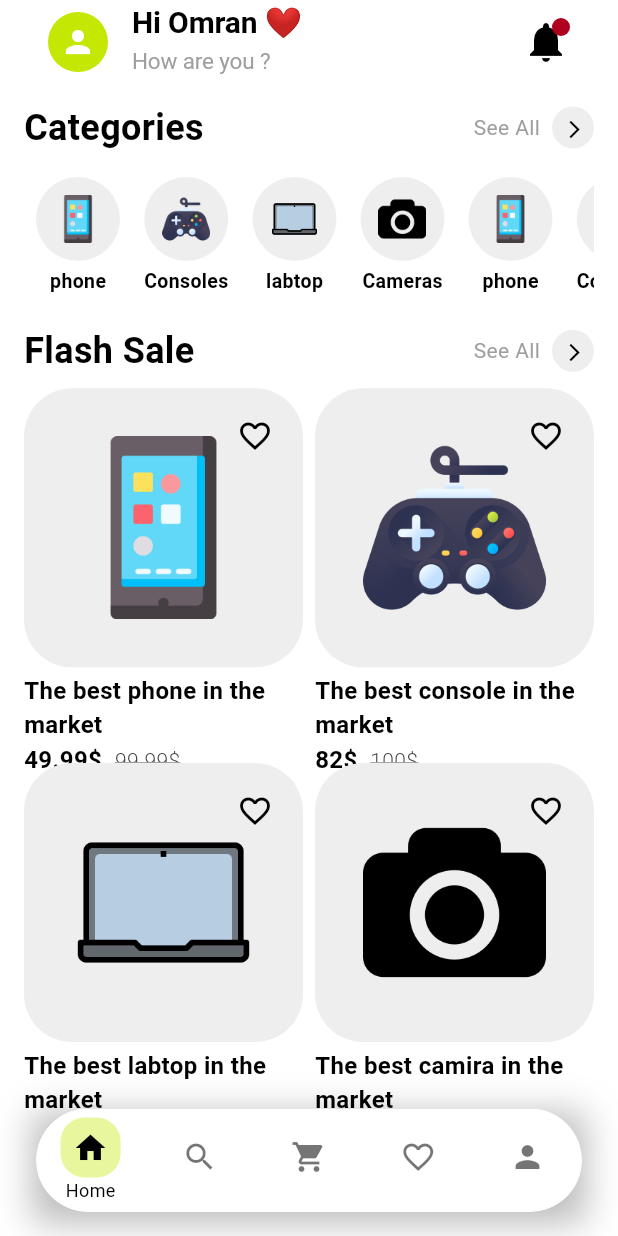
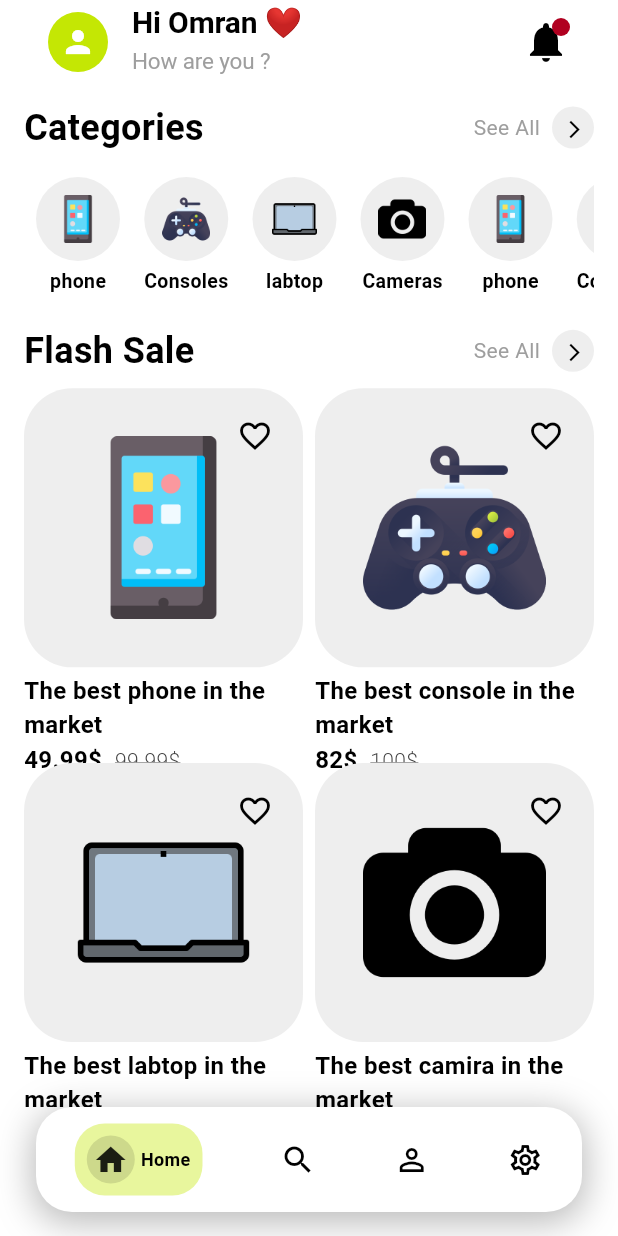
Before and after one commit to AhmedOmran22/hanka4a, a Flutter app: the screen it shows after launch, on a phone screen of 412 x 824 dp. Run offline on Flutter 3.47's test engine with Material 3 defaults, Android fonts, the phone set to English and light mode, and no system bars; our stand-ins replace persistent_bottom_nav_bar.

Commit message:
make a custom bottom navigation bar without built in widgets

```diff
--- /dev/null
+++ b/lib/models/navigation_bar_item_model.dart
@@ -0,0 +1,36 @@
+import 'package:flutter/material.dart';
+
+class NavigationBarItemModel {
+  final IconData inactiveIcon;
+  final IconData activeIcon;
+  final String title;
+
+  NavigationBarItemModel({
+    required this.inactiveIcon,
+    required this.activeIcon,
+    required this.title,
+  });
+}
+
+List<NavigationBarItemModel> navigationBarItems = [
+  NavigationBarItemModel(
+    inactiveIcon: Icons.home_outlined,
+    activeIcon: Icons.home,
+    title: 'Home',
+  ),
+  NavigationBarItemModel(
+    inactiveIcon: Icons.search_outlined,
+    activeIcon: Icons.search,
+    title: 'Search',
+  ),
+  NavigationBarItemModel(
+    inactiveIcon: Icons.person_outline,
+    activeIcon: Icons.person,
+    title: 'Profile',
+  ),
+  NavigationBarItemModel(
+    inactiveIcon: Icons.settings_outlined,
+    activeIcon: Icons.settings,
+    title: 'Settings',
+  ),
+];
--- a/lib/views/task_views/task_view.dart
+++ b/lib/views/task_views/task_view.dart
@@ -1,6 +1,5 @@
 import 'package:flutter/material.dart';
-
-import 'task_widgets/task_bottom_navigation_bar.dart';
+import 'package:hanka4a/views/task_views/task_widgets/my_custom_bottom_navigtation_bar.dart';
 import 'task_widgets/task_view_body.dart';
 
 class TaskView extends StatelessWidget {
@@ -13,7 +12,7 @@ class TaskView extends StatelessWidget {
         padding: EdgeInsets.symmetric(horizontal: 16),
         child: TaskViewBody(),
       ),
-      bottomNavigationBar: TaskBottomNavigationBar(),
+      bottomNavigationBar: MyCustomBottomNavigationBBar(),
     );
   }
 }
--- /dev/null
+++ b/lib/views/task_views/task_widgets/active_bottom_navigation_bar_item.dart
@@ -0,0 +1,81 @@
+import 'package:flutter/material.dart';
+
+class ActiveBottomNavigationBarItem extends StatefulWidget {
+  const ActiveBottomNavigationBarItem({
+    super.key,
+    required this.icon,
+    required this.text,
+  });
+
+  final IconData icon;
+  final String text;
+
+  @override
+  State<ActiveBottomNavigationBarItem> createState() =>
+      _ActiveBottomNavigationBarItemState();
+}
+
+class _ActiveBottomNavigationBarItemState
+    extends State<ActiveBottomNavigationBarItem>
+    with SingleTickerProviderStateMixin {
+  late AnimationController _controller;
+  late Animation<double> _animation;
+
+  @override
+  void initState() {
+    super.initState();
+    _controller = AnimationController(
+      duration: const Duration(milliseconds: 100),
+      vsync: this,
+    );
+    _animation = CurvedAnimation(
+      parent: _controller,
+      curve: Curves.easeOutBack,
+    );
+    _controller.forward();
+  }
+
+  @override
+  void dispose() {
+    _controller.dispose();
+    super.dispose();
+  }
+
+  @override
+  Widget build(BuildContext context) {
+    return ScaleTransition(
+      scale: _animation,
+      child: Center(
+        child: Container(
+          decoration: BoxDecoration(
+            borderRadius: BorderRadius.circular(20),
+            color: Theme.of(context).primaryColor.withAlpha(100),
+          ),
+          padding: const EdgeInsets.all(8),
+          child: Row(
+            mainAxisSize: MainAxisSize.min,
+            children: [
+              Container(
+                padding: const EdgeInsets.all(4),
+                decoration: BoxDecoration(
+                  color: Colors.black.withAlpha(30),
+                  borderRadius: BorderRadius.circular(20),
+                ),
+                child: Icon(widget.icon),
+              ),
+              const SizedBox(width: 4),
+              Text(
+                widget.text,
+                style: const TextStyle(
+                  fontWeight: FontWeight.bold,
+                  fontSize: 12,
+                  color: Colors.black,
+                ),
+              ),
+            ],
+          ),
+        ),
+      ),
+    );
+  }
+}
--- /dev/null
+++ b/lib/views/task_views/task_widgets/in_active_bottom_navigation_bar_item.dart
@@ -0,0 +1,9 @@
+import 'package:flutter/material.dart';
+class InActiveBottomNavigationBarIcon extends StatelessWidget {
+  const InActiveBottomNavigationBarIcon({super.key, required this.icon});
+  final IconData icon;
+  @override
+  Widget build(BuildContext context) {
+    return Icon(icon, color: Colors.black);
+  }
+}
--- /dev/null
+++ b/lib/views/task_views/task_widgets/my_custom_bottom_navigtation_bar.dart
@@ -0,0 +1,50 @@
+
+import 'package:flutter/material.dart';
+import 'package:hanka4a/views/task_views/task_widgets/select_bbottom_navigation_bar_item.dart';
+
+import '../../../models/navigation_bar_item_model.dart';
+
+class MyCustomBottomNavigationBBar extends StatefulWidget {
+  const MyCustomBottomNavigationBBar({super.key});
+
+  @override
+  State<MyCustomBottomNavigationBBar> createState() =>
+      _MyCustomBottomNavigationBBarState();
+}
+
+class _MyCustomBottomNavigationBBarState
+    extends State<MyCustomBottomNavigationBBar> {
+  int slectedIndex = 0;
+  @override
+  Widget build(BuildContext context) {
+    return Container(
+      height: 70,
+      margin: const EdgeInsets.only(bottom: 16, left: 24, right: 24),
+      decoration: BoxDecoration(
+        color: Colors.white,
+        boxShadow: [
+          BoxShadow(
+            color: Colors.black.withAlpha(70),
+            spreadRadius: 2,
+            blurRadius: 20,
+            offset: const Offset(0, 5),
+          ),
+        ],
+        borderRadius: BorderRadius.circular(24),
+      ),
+      child: Row(
+        mainAxisAlignment: MainAxisAlignment.spaceAround,
+        children:
+            navigationBarItems.asMap().entries.map((e) {
+              return GestureDetector(
+                onTap: () => setState(() => slectedIndex = e.key),
+                child: SelectNavigationBarItem(
+                  isSelected: e.key == slectedIndex,
+                  navigationBarItemModel: e.value,
+                ),
+              );
+            }).toList(),
+      ),
+    );
+  }
+}
--- /dev/null
+++ b/lib/views/task_views/task_widgets/select_bbottom_navigation_bar_item.dart
@@ -0,0 +1,27 @@
+import 'package:flutter/material.dart';
+import 'package:hanka4a/models/navigation_bar_item_model.dart';
+import 'package:hanka4a/views/task_views/task_widgets/active_bottom_navigation_bar_item.dart';
+import 'package:hanka4a/views/task_views/task_widgets/in_active_bottom_navigation_bar_item.dart';
+
+class SelectNavigationBarItem extends StatelessWidget {
+  const SelectNavigationBarItem({
+    super.key,
+    required this.isSelected,
+    required this.navigationBarItemModel,
+  });
+
+  final bool isSelected;
+  final NavigationBarItemModel navigationBarItemModel;
+
+  @override
+  Widget build(BuildContext context) {
+    return isSelected
+        ? ActiveBottomNavigationBarItem(
+          text: navigationBarItemModel.title,
+          icon: navigationBarItemModel.activeIcon,
+        )
+        : InActiveBottomNavigationBarIcon(
+          icon: navigationBarItemModel.inactiveIcon,
+        );
+  }
+}
--- a/pubspec.yaml
+++ b/pubspec.yaml
@@ -10,6 +10,7 @@ dependencies:
   cupertino_icons: ^1.0.8
   flutter:
     sdk: flutter
+  font_awesome_flutter: ^10.8.0
   persistent_bottom_nav_bar: ^6.2.1
 
 dev_dependencies:
```
Also changed, not shown: pubspec.lock.
